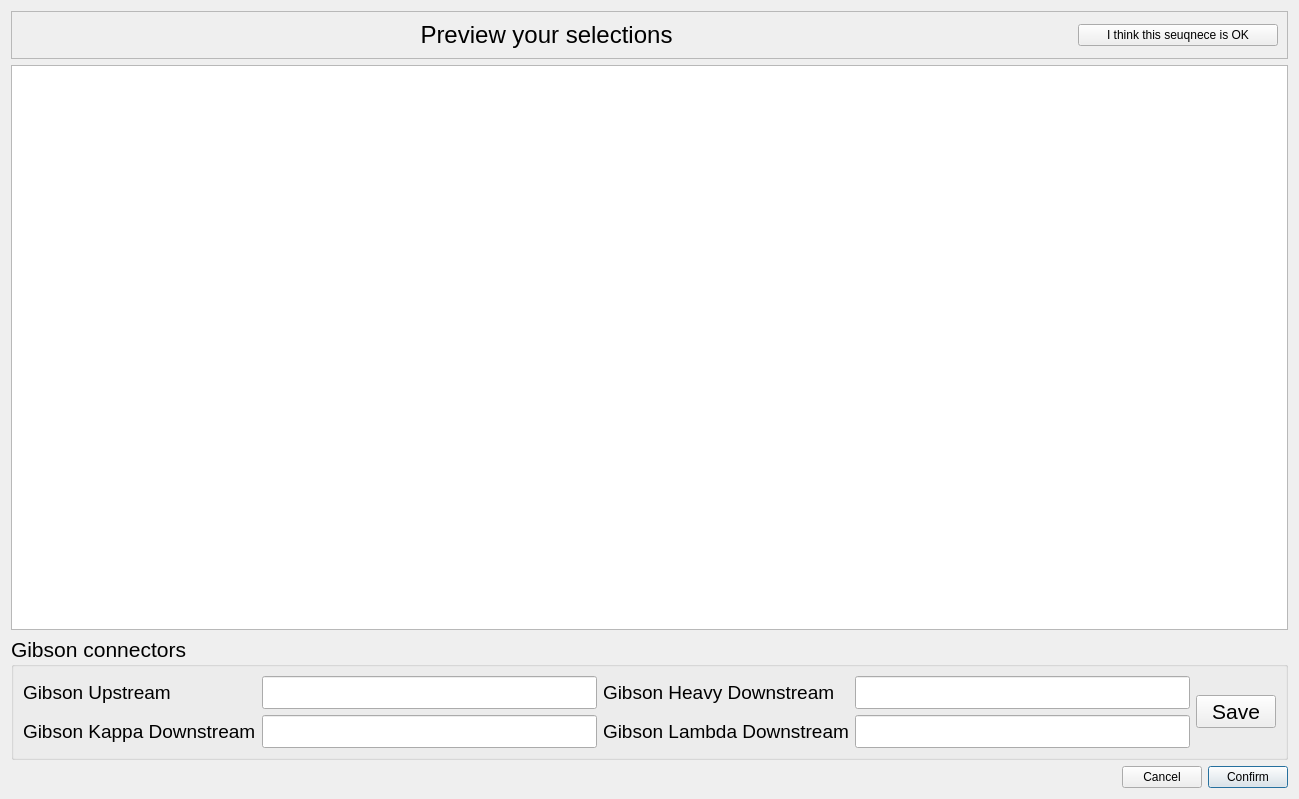
Old version of the form gibson_dialog.ui in the repository WilsonImmunologyLab/VGenes.
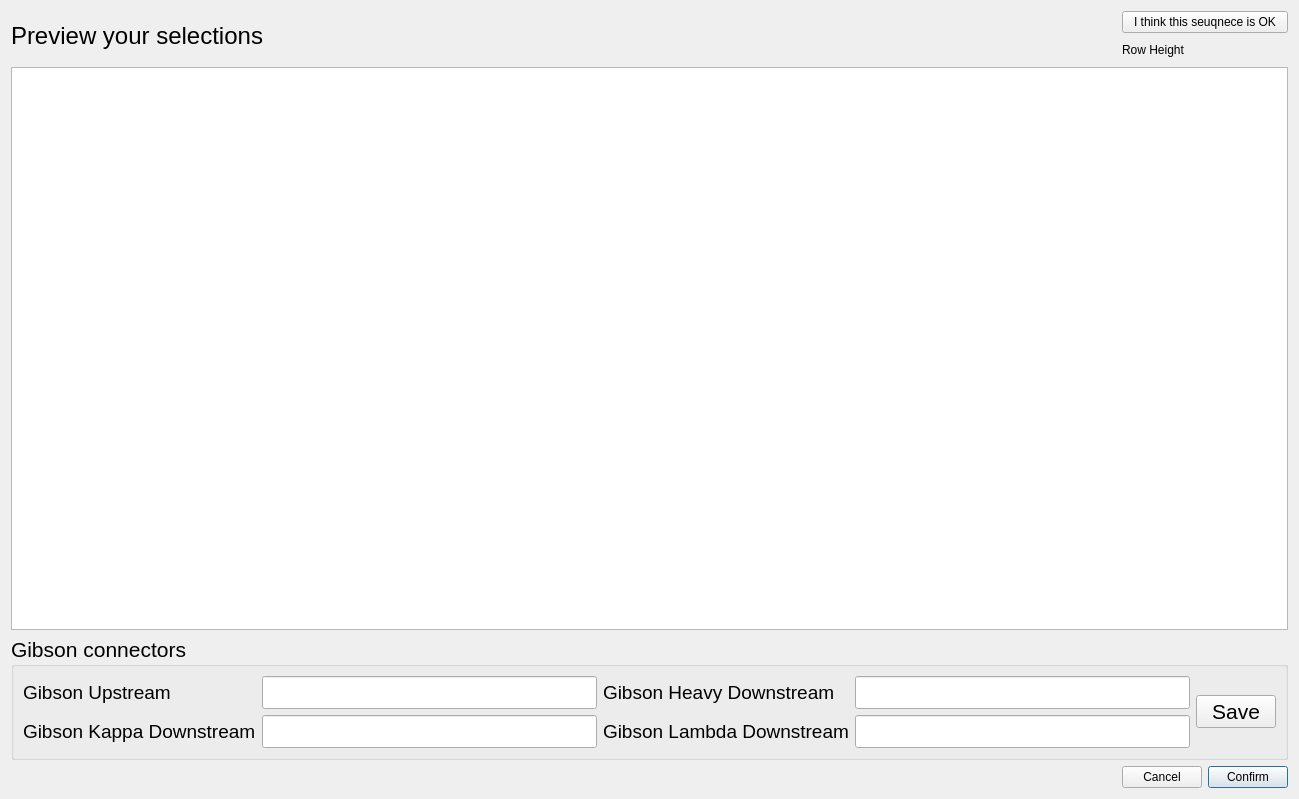
New version of the form. Icons and pictures are not drawn.

Commit message: improved UI for Gibson Seq function

```diff
--- a/gibson_dialog.ui
+++ b/gibson_dialog.ui
@@ -14,80 +14,7 @@
    <string>Dialog</string>
   </property>
   <layout class="QGridLayout" name="gridLayout_3">
-   <item row="0" column="0" colspan="3">
-    <widget class="QFrame" name="frame">
-     <property name="frameShape">
-      <enum>QFrame::StyledPanel</enum>
-     </property>
-     <property name="frameShadow">
-      <enum>QFrame::Raised</enum>
-     </property>
-     <layout class="QGridLayout" name="gridLayout_2">
-      <item row="0" column="0">
-       <widget class="QLabel" name="label_5">
-        <property name="font">
-         <font>
-          <pointsize>18</pointsize>
-         </font>
-        </property>
-        <property name="text">
-         <string>Preview your selections</string>
-        </property>
-        <property name="alignment">
-         <set>Qt::AlignCenter</set>
-        </property>
-       </widget>
-      </item>
-      <item row="0" column="1">
-       <widget class="QPushButton" name="pushButtonOK">
-        <property name="maximumSize">
-         <size>
-          <width>200</width>
-          <height>16777215</height>
-         </size>
-        </property>
-        <property name="text">
-         <string>I think this seuqnece is OK</string>
-        </property>
-       </widget>
-      </item>
-     </layout>
-    </widget>
-   </item>
-   <item row="3" column="0">
-    <spacer name="horizontalSpacer">
-     <property name="orientation">
-      <enum>Qt::Horizontal</enum>
-     </property>
-     <property name="sizeHint" stdset="0">
-      <size>
-       <width>1096</width>
-       <height>20</height>
-      </size>
-     </property>
-    </spacer>
-   </item>
-   <item row="3" column="1">
-    <widget class="QPushButton" name="pushButtonCancel">
-     <property name="text">
-      <string>Cancel</string>
-     </property>
-     <property name="default">
-      <bool>false</bool>
-     </property>
-    </widget>
-   </item>
-   <item row="3" column="2">
-    <widget class="QPushButton" name="pushButtonConfirm">
-     <property name="text">
-      <string>Confirm</string>
-     </property>
-     <property name="default">
-      <bool>true</bool>
-     </property>
-    </widget>
-   </item>
-   <item row="2" column="0" colspan="3">
+   <item row="2" column="0" colspan="5">
     <widget class="QGroupBox" name="groupBox">
      <property name="font">
       <font>
@@ -168,9 +95,150 @@
      </layout>
     </widget>
    </item>
-   <item row="1" column="0" colspan="3">
+   <item row="3" column="3">
+    <widget class="QPushButton" name="pushButtonCancel">
+     <property name="text">
+      <string>Cancel</string>
+     </property>
+     <property name="default">
+      <bool>false</bool>
+     </property>
+    </widget>
+   </item>
+   <item row="0" column="3" colspan="2">
+    <layout class="QGridLayout" name="gridLayout_4">
+     <item row="0" column="0">
+      <widget class="QPushButton" name="pushButtonOK">
+       <property name="maximumSize">
+        <size>
+         <width>200</width>
+         <height>16777215</height>
+        </size>
+       </property>
+       <property name="text">
+        <string>I think this seuqnece is OK</string>
+       </property>
+      </widget>
+     </item>
+     <item row="1" column="0">
+      <layout class="QHBoxLayout" name="horizontalLayout">
+       <item>
+        <widget class="QLabel" name="label_6">
+         <property name="text">
+          <string>Row Height</string>
+         </property>
+        </widget>
+       </item>
+       <item>
+        <widget class="QPushButton" name="pushButtonUp">
+         <property name="maximumSize">
+          <size>
+           <width>30</width>
+           <height>30</height>
+          </size>
+         </property>
+         <property name="text">
+          <string/>
+         </property>
+         <property name="icon">
+          <iconset>
+           <normaloff>Resources/up_arrow.png</normaloff>Resources/up_arrow.png</iconset>
+         </property>
+         <property name="iconSize">
+          <size>
+           <width>25</width>
+           <height>25</height>
+          </size>
+         </property>
+         <property name="flat">
+          <bool>true</bool>
+         </property>
+        </widget>
+       </item>
+       <item>
+        <widget class="QPushButton" name="pushButtonDown">
+         <property name="maximumSize">
+          <size>
+           <width>30</width>
+           <height>30</height>
+          </size>
+         </property>
+         <property name="text">
+          <string/>
+         </property>
+         <property name="icon">
+          <iconset>
+           <normaloff>Resources/down_arrow.png</normaloff>Resources/down_arrow.png</iconset>
+         </property>
+         <property name="iconSize">
+          <size>
+           <width>25</width>
+           <height>25</height>
+          </size>
+         </property>
+         <property name="flat">
+          <bool>true</bool>
+         </property>
+        </widget>
+       </item>
+      </layout>
+     </item>
+    </layout>
+   </item>
+   <item row="3" column="4">
+    <widget class="QPushButton" name="pushButtonConfirm">
+     <property name="text">
+      <string>Confirm</string>
+     </property>
+     <property name="default">
+      <bool>true</bool>
+     </property>
+    </widget>
+   </item>
+   <item row="1" column="0" colspan="5">
     <widget class="QTableWidget" name="tableWidget"/>
    </item>
+   <item row="3" column="0" colspan="2">
+    <spacer name="horizontalSpacer">
+     <property name="orientation">
+      <enum>Qt::Horizontal</enum>
+     </property>
+     <property name="sizeHint" stdset="0">
+      <size>
+       <width>1048</width>
+       <height>20</height>
+      </size>
+     </property>
+    </spacer>
+   </item>
+   <item row="0" column="0">
+    <widget class="QLabel" name="label_5">
+     <property name="font">
+      <font>
+       <pointsize>18</pointsize>
+      </font>
+     </property>
+     <property name="text">
+      <string>Preview your selections</string>
+     </property>
+     <property name="alignment">
+      <set>Qt::AlignCenter</set>
+     </property>
+    </widget>
+   </item>
+   <item row="0" column="1">
+    <spacer name="horizontalSpacer_2">
+     <property name="orientation">
+      <enum>Qt::Horizontal</enum>
+     </property>
+     <property name="sizeHint" stdset="0">
+      <size>
+       <width>40</width>
+       <height>20</height>
+      </size>
+     </property>
+    </spacer>
+   </item>
   </layout>
  </widget>
  <resources/>
```
The commit also changes 4 other files.
